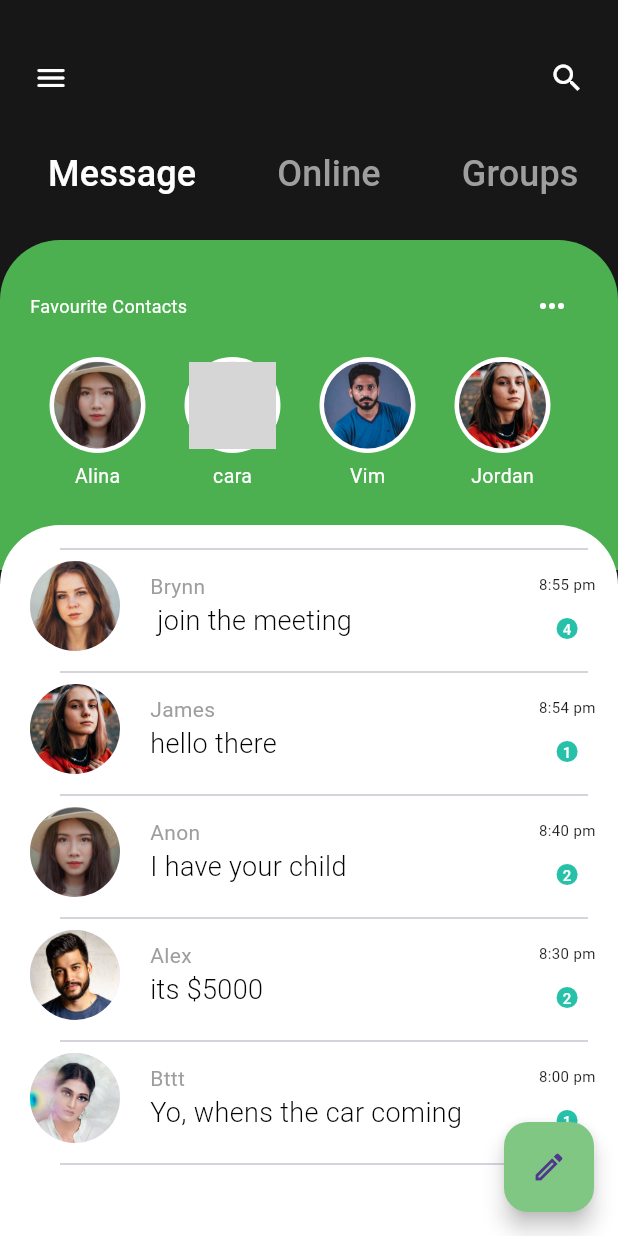
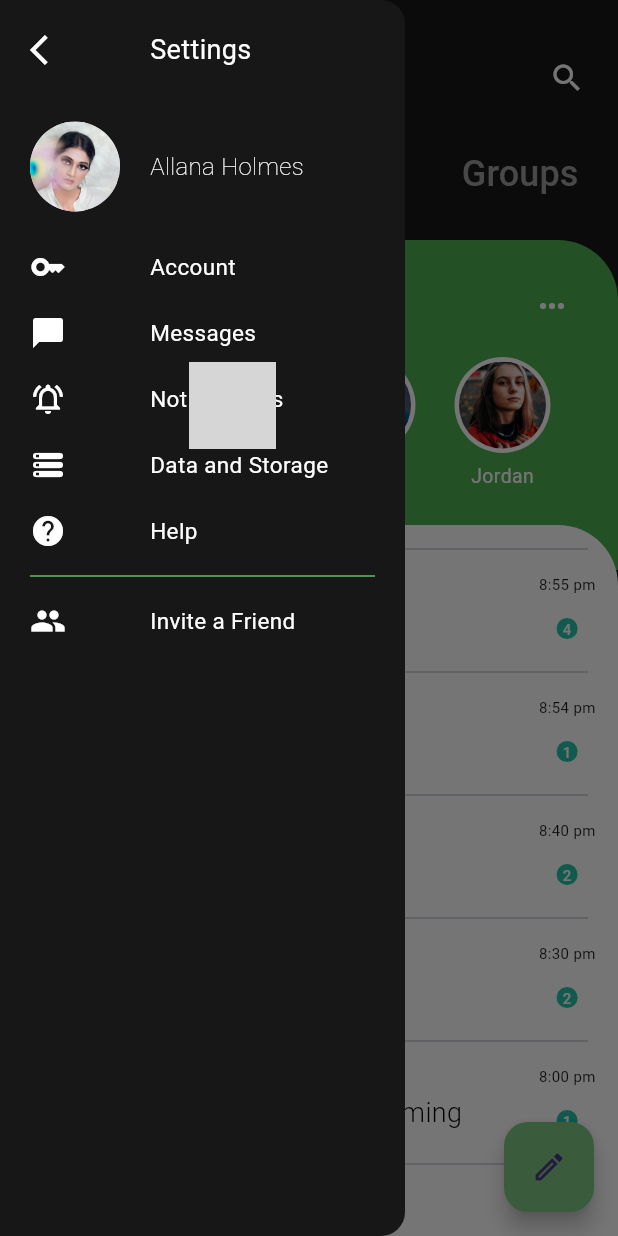
Before and after one commit to kaliraotaran/chatappui, a Flutter app: the screen it shows after launch, scrolled down 171 dp, after a tap on the "menu" icon, on a phone screen of 412 x 824 dp. Run offline on Flutter 3.47's test engine with Material 3 defaults, Android fonts, the phone set to English and light mode, and no system bars; grey boxes are pictures that could not be loaded.

Commit message:
modified:   lib/main.dart

```diff
--- a/lib/main.dart
+++ b/lib/main.dart
@@ -12,10 +12,14 @@ class Homepage extends StatefulWidget {
 }
 
 class _HomepageState extends State<Homepage> {
+  final GlobalKey<ScaffoldState> _globalKey = GlobalKey();
+
   @override
   Widget build(BuildContext context) {
     return MaterialApp(
+      debugShowCheckedModeBanner: false,
       home: Scaffold(
+        key: _globalKey,
         backgroundColor: const Color(0xff171717),
         body: Stack(
           children: [
@@ -26,7 +30,9 @@ class _HomepageState extends State<Homepage> {
                   mainAxisAlignment: MainAxisAlignment.spaceBetween,
                   children: [
                     IconButton(
-                        onPressed: () {},
+                        onPressed: () {
+                          _globalKey.currentState!.openDrawer();
+                        },
                         icon: const Icon(
                           Icons.menu_rounded,
                           color: Colors.white,
@@ -227,6 +233,82 @@ class _HomepageState extends State<Homepage> {
             child: const Icon(Icons.edit_outlined),
           ),
         ),
+        drawer: Drawer(
+          width: 270,
+          backgroundColor: Color(0xff171717),
+          child: Column(
+            children: [
+              const Padding(
+                padding: EdgeInsets.symmetric(vertical: 20.0, horizontal: 20),
+                child: Row(
+                  children: [
+                    Icon(
+                      Icons.arrow_back_ios,
+                      color: Colors.white,
+                    ),
+                    SizedBox(
+                      width: 56,
+                    ),
+                    Text(
+                      'Settings',
+                      style: TextStyle(color: Colors.white, fontSize: 18),
+                    )
+                  ],
+                ),
+              ),
+              const Padding(
+                padding: EdgeInsets.symmetric(horizontal: 20.0, vertical: 15),
+                child: Row(
+                  children: [
+                    CircleAvatar(
+                      radius: 30,
+                      backgroundImage: AssetImage('assets/img8.jpg'),
+                    ),
+                    SizedBox(
+                      width: 20,
+                    ),
+                    Text(
+                      'Allana Holmes',
+                      style: TextStyle(
+                          color: Colors.white,
+                          fontSize: 16,
+                          fontWeight: FontWeight.w200),
+                    )
+                  ],
+                ),
+              ),
+              const drawerrows(
+                name: 'Account',
+                icon: Icons.key,
+              ),
+              const drawerrows(
+                name: 'Messages',
+                icon: Icons.chat_bubble,
+              ),
+              const drawerrows(
+                name: 'Notifications',
+                icon: Icons.notifications_active_outlined,
+              ),
+              const drawerrows(
+                name: 'Data and Storage',
+                icon: Icons.storage_rounded,
+              ),
+              const drawerrows(
+                name: 'Help',
+                icon: Icons.help,
+              ),
+              Divider(
+                color: Colors.green.shade400,
+                indent: 20,
+                endIndent: 20,
+              ),
+              const drawerrows(
+                name: 'Invite a Friend',
+                icon: Icons.people,
+              ),
+            ],
+          ),
+        ),
       ),
     );
   }
@@ -247,6 +329,38 @@ class _HomepageState extends State<Homepage> {
           Text(
             name,
             style: const TextStyle(color: Colors.white, fontSize: 13),
+          )
+        ],
+      ),
+    );
+  }
+}
+
+class drawerrows extends StatelessWidget {
+  const drawerrows({
+    super.key,
+    required this.name,
+    required this.icon,
+  });
+  final String name;
+  final IconData icon;
+
+  @override
+  Widget build(BuildContext context) {
+    return Padding(
+      padding: EdgeInsets.symmetric(vertical: 10.0, horizontal: 20),
+      child: Row(
+        children: [
+          Icon(
+            icon,
+            color: Colors.white,
+          ),
+          SizedBox(
+            width: 56,
+          ),
+          Text(
+            name,
+            style: TextStyle(color: Colors.white, fontSize: 15),
           )
         ],
       ),
```
